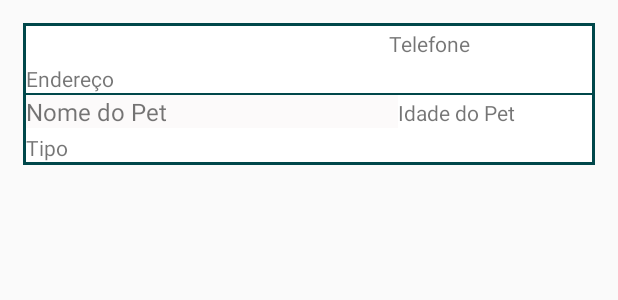
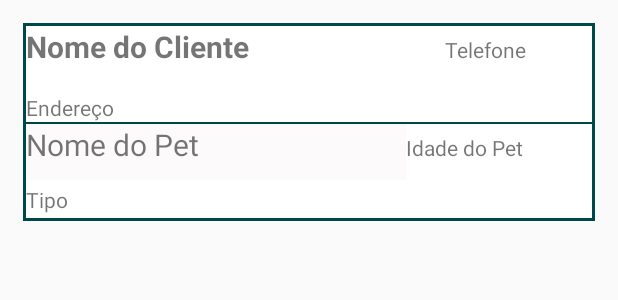
Before and after one commit to juniorcramos/Consultas-Clinica-Visao, an Android app: the layout itens.xml on its own in the app's theme, with its tools: preview values and no code run, on a phone screen of 412 x 824 dp. Shown: the top 300 px of the screen. Run offline under Robolectric (Android 15) with nearby library versions, the phone set to English and light mode, and no system bars.

Commit message:
Tela de visualização configurada no layout... faltando mostrar os dados

```diff
--- a/app/src/main/res/layout/itens.xml
+++ b/app/src/main/res/layout/itens.xml
@@ -10,12 +10,12 @@
 
     <LinearLayout
         android:layout_width="match_parent"
-        android:orientation="vertical"
+        android:layout_height="wrap_content"
+        android:layout_marginHorizontal="2dp"
         android:layout_marginTop="2dp"
-        android:layout_marginHorizontal="2dp"
         android:layout_marginBottom="1dp"
         android:background="@color/white"
-        android:layout_height="wrap_content"
+        android:orientation="vertical"
         tools:ignore="UselessParent">
 
         <LinearLayout
@@ -26,9 +26,10 @@
             <TextView
                 android:id="@+id/textViewNomeCliente"
                 android:layout_width="wrap_content"
-                android:layout_height="wrap_content"
+                android:layout_height="41dp"
                 android:layout_weight="3"
-                android:textSize="16sp"
+                android:text="Nome do Cliente"
+                android:textSize="20sp"
                 android:textStyle="bold" />
 
             <TextView
@@ -44,16 +45,16 @@
         <LinearLayout
             android:layout_width="match_parent"
             android:layout_height="wrap_content"
+            android:layout_marginTop="3dp"
+            android:layout_weight="1"
             android:background="@color/corDeFundoEscura"
-            android:layout_weight="1"
-            android:layout_marginTop="3dp"
             android:orientation="horizontal"
             tools:ignore="InefficientWeight">
 
             <TextView
                 android:id="@+id/textViewEndereco"
                 android:layout_width="match_parent"
-                android:layout_height="wrap_content"
+                android:layout_height="match_parent"
                 android:layout_weight="1"
                 android:background="@color/white"
                 android:text="Endereço"
@@ -66,25 +67,24 @@
     <LinearLayout
         android:layout_width="match_parent"
         android:layout_height="match_parent"
-        android:background="@color/white"
         android:layout_marginHorizontal="2dp"
         android:layout_marginBottom="2dp"
+        android:background="@color/white"
         android:orientation="vertical">
-
 
         <LinearLayout
             android:layout_width="match_parent"
-            android:layout_height="match_parent"
+            android:layout_height="37dp"
             android:orientation="horizontal">
 
             <TextView
                 android:id="@+id/textViewNomePet"
                 android:layout_width="wrap_content"
-                android:layout_height="wrap_content"
+                android:layout_height="match_parent"
                 android:layout_weight="3"
                 android:background="#FCFAFA"
                 android:text="Nome do Pet"
-                android:textSize="16sp" />
+                android:textSize="20sp" />
 
             <TextView
                 android:id="@+id/textViewIdade"
@@ -102,9 +102,9 @@
 
             <TextView
                 android:id="@+id/textViewTipo"
+                android:layout_width="match_parent"
+                android:layout_height="22dp"
                 android:layout_marginTop="3dp"
-                android:layout_width="match_parent"
-                android:layout_height="wrap_content"
                 android:layout_weight="1"
                 android:text="Tipo" />
 
```
Also changed, not shown: app/src/main/java/junior/ramos/consultas/Adapter/MyAdapter.java (+5 -5 lines), app/src/main/res/layout/activity_visualizar_cadastro.xml (+8 -5 lines).
